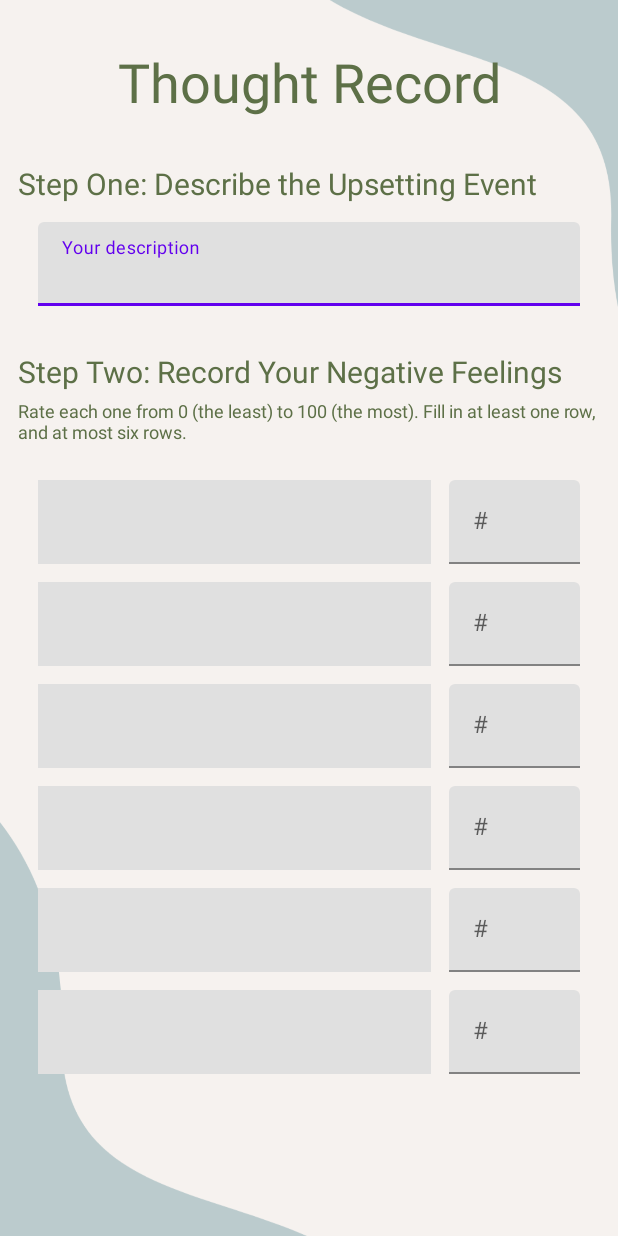
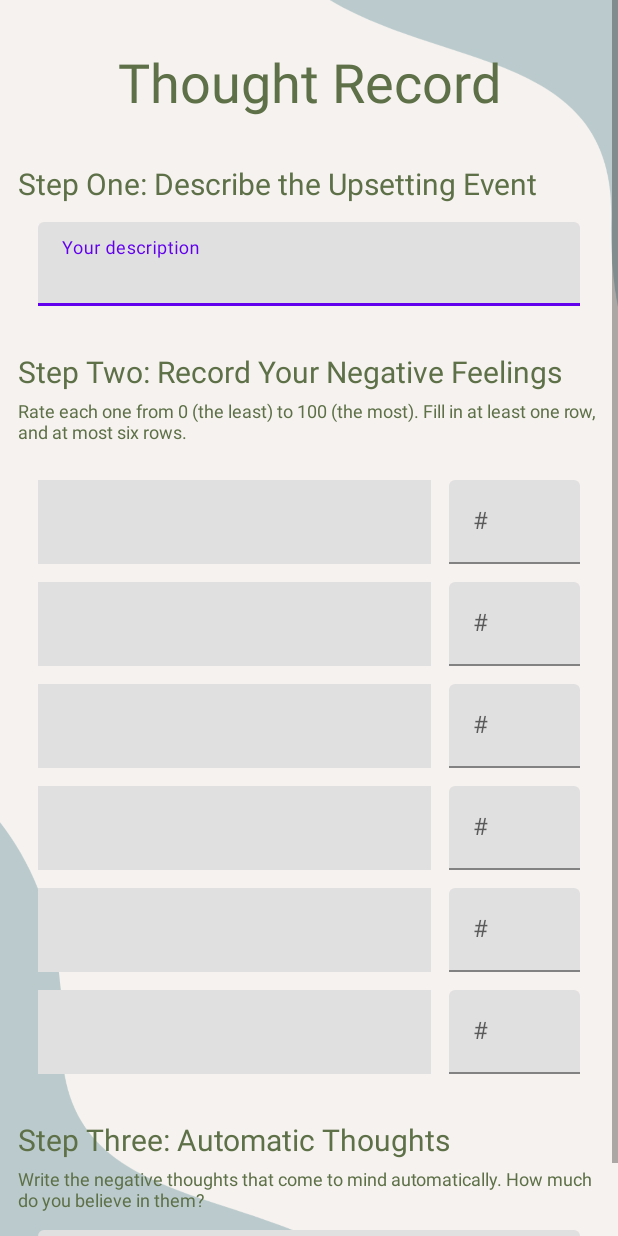
Before and after one commit to mgilsenan/Therapy_Buddy, an Android app: the ThoughtRecordActivity screen opened directly, with no data from a screen before it, on a phone screen of 412 x 824 dp. Run offline under Robolectric (Android 15) with nearby library versions, the phone set to English and light mode, and no system bars; our stand-ins replace Firebase (no records; nobody signed in at launch, a user with empty details on screens opened directly).

Commit message:
Added automatic thoughts step

```diff
--- a/app/src/main/res/layout/activity_thought_record.xml
+++ b/app/src/main/res/layout/activity_thought_record.xml
@@ -49,6 +49,7 @@
                 app:endIconMode="clear_text">
 
                 <com.google.android.material.textfield.TextInputEditText
+                    android:id="@+id/upsetting_event_description_value"
                     android:layout_width="match_parent"
                     android:layout_height="wrap_content"
                     android:inputType="textMultiLine"
@@ -301,6 +302,52 @@
 
             </androidx.gridlayout.widget.GridLayout>
 
+            <TextView
+                android:id="@+id/auatomatic_thoughts_label"
+                android:layout_width="match_parent"
+                android:layout_height="wrap_content"
+                android:layout_below="@+id/title"
+                android:layout_gravity="left"
+                android:layout_marginLeft="12dp"
+                android:layout_marginTop="30dp"
+                android:layout_marginRight="12dp"
+                android:text="Step Three: Automatic Thoughts"
+                android:textColor="#5D7047"
+                android:textSize="20dp" />
+
+            <TextView
+                android:id="@+id/automatic_thoughts_label_helper"
+                android:layout_width="match_parent"
+                android:layout_height="wrap_content"
+                android:layout_below="@+id/title"
+                android:layout_gravity="left"
+                android:layout_marginLeft="12dp"
+                android:layout_marginTop="4dp"
+                android:layout_marginRight="12dp"
+                android:text="Write the negative thoughts that come to mind automatically. How much do you believe in them?"
+                android:textColor="#5D7047"
+                android:textSize="12dp" />
+
+            <com.google.android.material.textfield.TextInputLayout
+                android:id="@+id/automatic_thoughts_description"
+                style="@style/Widget.MaterialComponents.TextInputLayout.FilledBox"
+                android:layout_width="match_parent"
+                android:layout_height="match_parent"
+                android:layout_marginTop="12dp"
+                android:hint="Your automatic thoughts"
+                app:endIconMode="clear_text">
+
+                <com.google.android.material.textfield.TextInputEditText
+                    android:id="@+id/automatic_thoughts_description_value"
+                    android:layout_width="match_parent"
+                    android:layout_height="wrap_content"
+                    android:layout_marginLeft="25dp"
+                    android:layout_marginRight="25dp"
+                    android:inputType="textMultiLine"
+                    android:transitionName="phone_number_trans" />
+
+            </com.google.android.material.textfield.TextInputLayout>
+
         </LinearLayout>
     </ScrollView>
 
```
